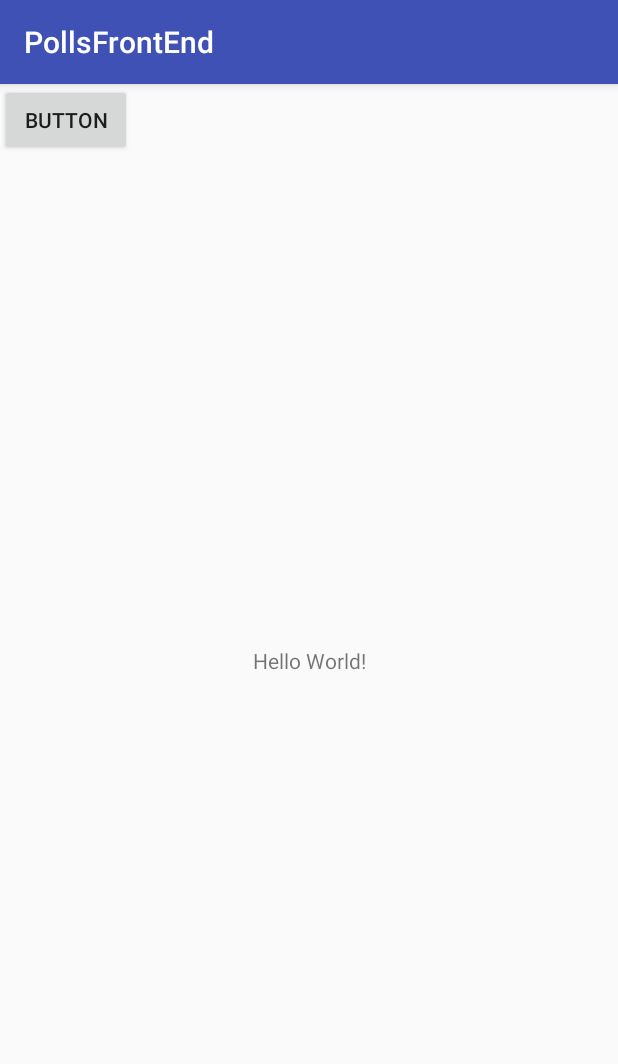
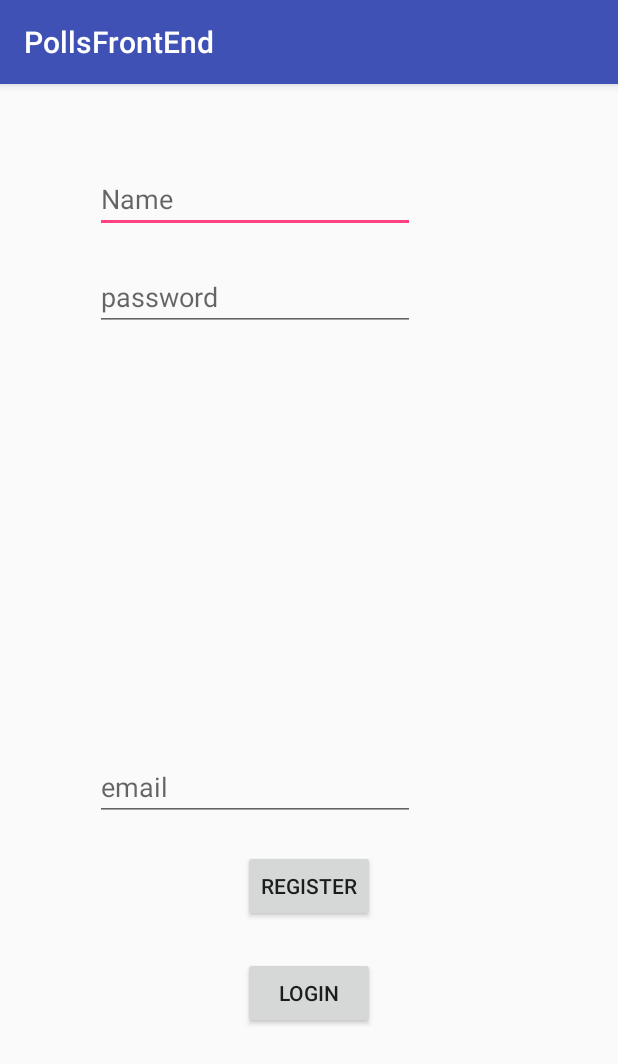
Before and after one commit to pkarira/Pollapp, an Android app: the screen it shows after launch (MainActivity), on a phone screen of 412 x 824 dp. Shown: the top 1064 px of the screen. Run offline under Robolectric (Android 15) with nearby library versions, the phone set to English and light mode, and no system bars; libraries missing offline, so code that uses them is left out: com.squareup.okhttp.

Commit message:
made login api call

```diff
--- a/PollsFrontEnd/app/build.gradle
+++ b/PollsFrontEnd/app/build.gradle
@@ -28,4 +28,6 @@ dependencies {
     compile 'com.android.support.constraint:constraint-layout:1.0.2'
     testCompile 'junit:junit:4.12'
     compile 'com.squareup.okhttp:okhttp:2.5.0'
+    compile 'com.squareup.retrofit2:converter-gson:2.0.0-beta4'
+    compile 'org.glassfish:javax.annotation:10.0-b28'
 }
--- /dev/null
+++ b/PollsFrontEnd/app/src/main/java/com/sdsmdg/pulkit/pollsfrontend/Register.java
@@ -0,0 +1,40 @@
+package com.sdsmdg.pulkit.pollsfrontend;
+
+/**
+ * Created by pulkit on 18/8/17.
+ */
+
+public class Register {
+
+    String name, pass, email;
+
+    public Register(String name, String pass, String email) {
+        this.name = name;
+        this.pass = pass;
+        this.email = email;
+    }
+
+    public String getName() {
+        return name;
+    }
+
+    public void setName(String name) {
+        this.name = name;
+    }
+
+    public String getPass() {
+        return pass;
+    }
+
+    public void setPass(String pass) {
+        this.pass = pass;
+    }
+
+    public String getEmail() {
+        return email;
+    }
+
+    public void setEmail(String email) {
+        this.email = email;
+    }
+}
--- a/PollsFrontEnd/app/src/main/res/layout/activity_main.xml
+++ b/PollsFrontEnd/app/src/main/res/layout/activity_main.xml
@@ -1,26 +1,68 @@
 <?xml version="1.0" encoding="utf-8"?>
-<android.support.constraint.ConstraintLayout xmlns:android="http://schemas.android.com/apk/res/android"
+<RelativeLayout xmlns:android="http://schemas.android.com/apk/res/android"
     xmlns:app="http://schemas.android.com/apk/res-auto"
     xmlns:tools="http://schemas.android.com/tools"
     android:layout_width="match_parent"
     android:layout_height="match_parent"
     tools:context="com.sdsmdg.pulkit.pollsfrontend.MainActivity">
 
-    <TextView
-        android:layout_width="wrap_content"
-        android:layout_height="wrap_content"
-        android:text="Hello World!"
-        app:layout_constraintBottom_toBottomOf="parent"
-        app:layout_constraintLeft_toLeftOf="parent"
-        app:layout_constraintRight_toRightOf="parent"
-        app:layout_constraintTop_toTopOf="parent" />
-
     <Button
         android:id="@+id/button"
         android:layout_width="wrap_content"
         android:layout_height="wrap_content"
-        android:text="Button"
+        android:text="register"
         tools:layout_editor_absoluteX="116dp"
-        tools:layout_editor_absoluteY="76dp" />
+        tools:layout_editor_absoluteY="76dp"
+        android:layout_alignParentBottom="true"
+        android:layout_centerHorizontal="true"
+        android:layout_marginBottom="209dp" />
 
-</android.support.constraint.ConstraintLayout>
+    <Button
+        android:id="@+id/button3"
+        android:layout_width="wrap_content"
+        android:layout_height="wrap_content"
+        android:layout_alignLeft="@+id/button"
+        android:layout_alignStart="@+id/button"
+        android:layout_alignTop="@+id/button"
+        android:layout_marginTop="71dp"
+        android:text="login" />
+
+    <EditText
+        android:id="@+id/editText4"
+        android:layout_width="wrap_content"
+        android:layout_height="wrap_content"
+        android:layout_alignParentLeft="true"
+        android:layout_alignParentStart="true"
+        android:layout_alignParentTop="true"
+        android:layout_marginLeft="63dp"
+        android:layout_marginStart="63dp"
+        android:layout_marginTop="54dp"
+        android:ems="10"
+        android:inputType="textPersonName"
+        android:hint="Name" />
+
+    <EditText
+        android:id="@+id/editText5"
+        android:layout_width="wrap_content"
+        android:layout_height="wrap_content"
+        android:layout_alignLeft="@+id/editText4"
+        android:layout_alignStart="@+id/editText4"
+        android:layout_below="@+id/editText4"
+        android:layout_marginTop="20dp"
+        android:ems="10"
+        android:hint="password"
+        android:inputType="numberPassword" />
+
+    <EditText
+        android:id="@+id/editText6"
+        android:layout_width="wrap_content"
+        android:layout_height="wrap_content"
+        android:layout_above="@+id/button"
+        android:layout_alignLeft="@+id/editText5"
+        android:layout_alignStart="@+id/editText5"
+        android:layout_marginBottom="19dp"
+        android:hint="email"
+        android:ems="10"
+        android:inputType="textEmailAddress" />
+
+</RelativeLayout>
```
Also changed, not shown: PollsFrontEnd/app/src/main/java/com/sdsmdg/pulkit/pollsfrontend/MainActivity.java (+13 -26 lines), PollsFrontEnd/app/src/main/java/com/sdsmdg/pulkit/pollsfrontend/api.java (added, +39 -0 lines), 1 other file.
